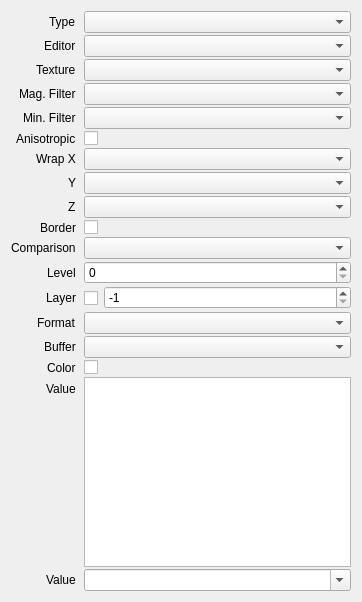
houmain/gpupad, file src/session/BindingProperties.ui: the form before one commit.
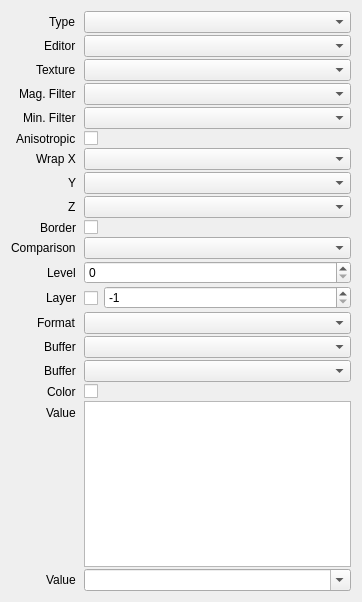
The form after the commit. Custom widgets are drawn as their Qt base class.

Commit message: Added buffer block binding

What changed in the file:
```diff
--- a/src/session/BindingProperties.ui
+++ b/src/session/BindingProperties.ui
@@ -232,24 +232,24 @@
      <item row="14" column="1">
       <widget class="ReferenceComboBox" name="buffer"/>
      </item>
-     <item row="15" column="0">
+     <item row="16" column="0">
       <widget class="QLabel" name="labelColor">
        <property name="text">
         <string>Color</string>
        </property>
       </widget>
      </item>
-     <item row="15" column="1">
+     <item row="16" column="1">
       <widget class="ColorPicker" name="color"/>
      </item>
-     <item row="16" column="0">
+     <item row="17" column="0">
       <widget class="QLabel" name="labelExpressions">
        <property name="text">
         <string>Value</string>
        </property>
       </widget>
      </item>
-     <item row="16" column="1">
+     <item row="17" column="1">
       <widget class="ExpressionMatrix" name="expressions">
        <property name="verticalScrollBarPolicy">
         <enum>Qt::ScrollBarAlwaysOff</enum>
@@ -286,35 +286,45 @@
        </attribute>
       </widget>
      </item>
-     <item row="17" column="0">
+     <item row="18" column="0">
       <widget class="QLabel" name="labelSubroutine">
        <property name="text">
         <string>Value</string>
        </property>
       </widget>
      </item>
-     <item row="17" column="1">
+     <item row="18" column="1">
       <widget class="QComboBox" name="subroutine">
        <property name="editable">
         <bool>true</bool>
        </property>
       </widget>
      </item>
+     <item row="15" column="1">
+      <widget class="ReferenceComboBox" name="block"/>
+     </item>
+     <item row="15" column="0">
+      <widget class="QLabel" name="labelBlock">
+       <property name="text">
+        <string>Buffer</string>
+       </property>
+      </widget>
+     </item>
     </layout>
    </item>
   </layout>
  </widget>
  <customwidgets>
-  <customwidget>
-   <class>DataComboBox</class>
-   <extends>QComboBox</extends>
-   <header>session/DataComboBox.h</header>
-  </customwidget>
   <customwidget>
    <class>ReferenceComboBox</class>
    <extends>QComboBox</extends>
    <header>session/ReferenceComboBox.h</header>
   </customwidget>
+  <customwidget>
+   <class>DataComboBox</class>
+   <extends>QComboBox</extends>
+   <header>session/DataComboBox.h</header>
+  </customwidget>
   <customwidget>
    <class>ExpressionMatrix</class>
    <extends>QTableWidget</extends>
```
The commit also changes 9 other files.
